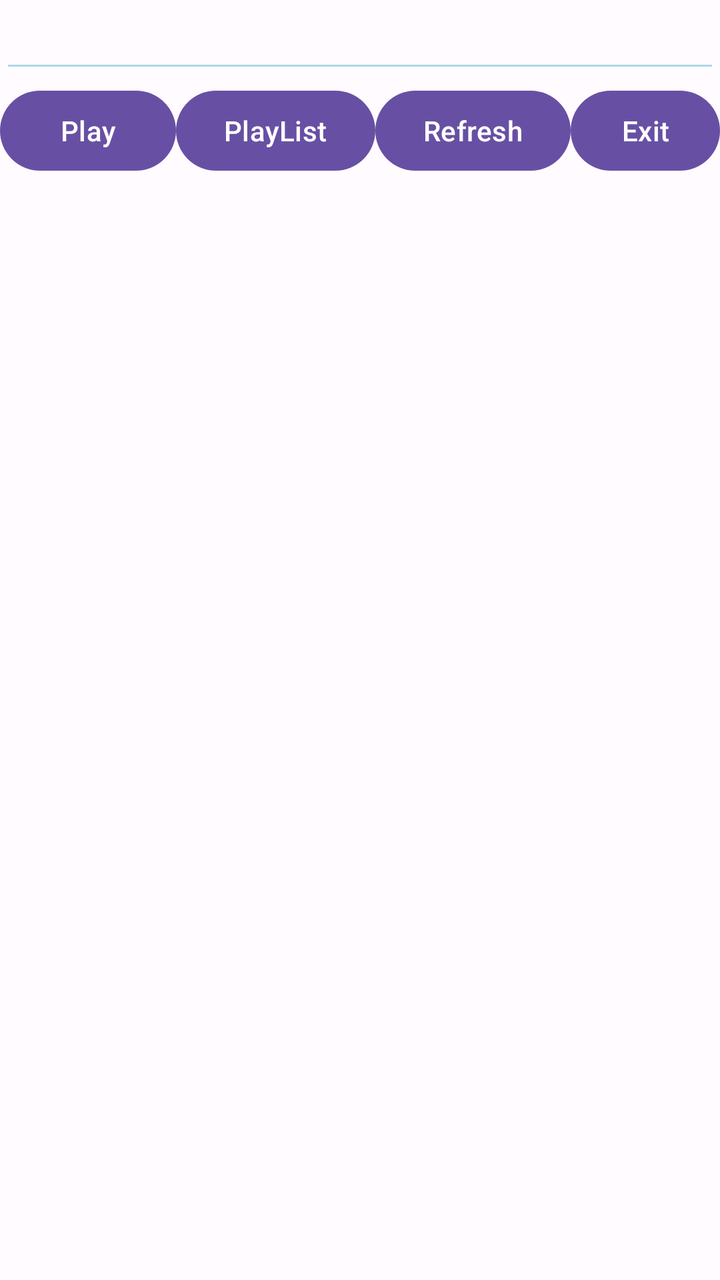
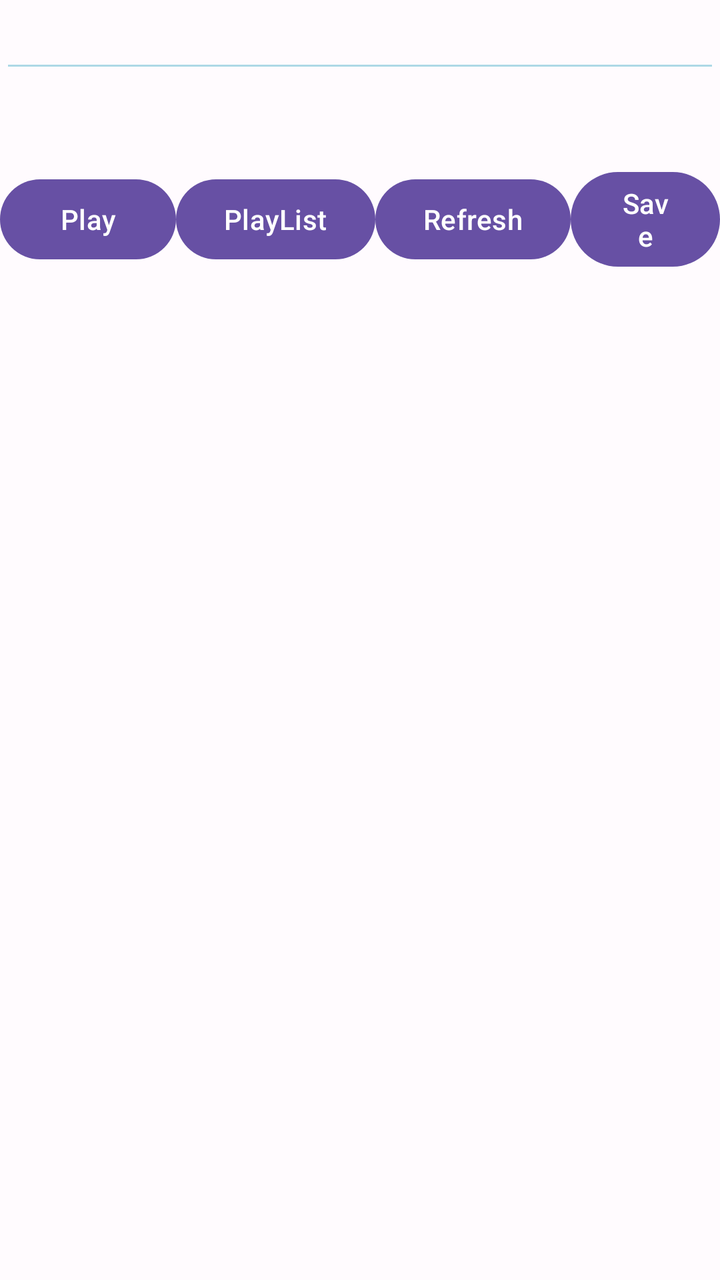

Two renders of the same Android screen: before a commit and after it. Below are the layout's source before the change and the commit's diff.
<!-- AndroidManifest.xml: application theme AppTheme -->
<!-- res/layout/activity_main.xml -->
<?xml version="1.0" encoding="utf-8"?>
<LinearLayout
    xmlns:android="http://schemas.android.com/apk/res/android"
    xmlns:app="http://schemas.android.com/apk/res-auto"
    xmlns:tools="http://schemas.android.com/tools"
    android:id="@+id/layout_main"
    android:layout_width="match_parent"
    android:layout_height="match_parent"
    android:orientation="vertical"
    android:gravity="top">

    <EditText
      android:id="@+id/edit_url"
      android:backgroundTint="@color/lightBlue"
      android:layout_width="fill_parent"
      android:layout_height="wrap_content" />
      
    <LinearLayout
        android:layout_width="match_parent"
        android:layout_height="wrap_content"
        android:orientation="horizontal"
        android:gravity="center">
      
        <Button android:id="@+id/button_play"
          android:layout_width="wrap_content"
          android:layout_height="wrap_content"
          android:text="Play" />
		  
		    <Button android:id="@+id/button_playlist"
          android:layout_width="wrap_content"
          android:layout_height="wrap_content"
          android:text="PlayList" />
          
        <Button android:id="@+id/button_refresh"
          android:layout_width="wrap_content"
          android:layout_height="wrap_content"
          android:text="Refresh" />
          
        <Button android:id="@+id/button_exit"
          android:layout_width="wrap_content"
          android:layout_height="wrap_content"
          android:text="Exit" />
          
    </LinearLayout>
    
    <LinearLayout
        android:layout_width="match_parent"
        android:layout_height="match_parent"
        android:orientation="vertical"
        android:gravity="center">
      
        <androidx.recyclerview.widget.RecyclerView
          android:id="@+id/recyclerView"
          android:layout_width="match_parent"
          android:layout_height="match_parent"
          tools:listitem="@layout/item_text" />
      
    </LinearLayout>  
      
    
</LinearLayout>
<!-- res/layout/item_text.xml (included above) -->
<LinearLayout
    xmlns:android="http://schemas.android.com/apk/res/android"
    android:layout_width="match_parent"
    android:layout_height="wrap_content"
    android:orientation="vertical"
    android:padding="16dp">

    <TextView
        android:id="@+id/textView"
        android:layout_width="match_parent"
        android:layout_height="wrap_content"
        android:textColor="@color/lightBlue"
        android:textSize="16sp" />
</LinearLayout>
<!-- resources referenced by this layout -->
<resources>
  <color name="lightBlue">#add8e6</color>
  <color name="md_theme_light_primary">#6750A4</color>
  <color name="md_theme_light_onPrimary">#FFFFFF</color>
  <color name="md_theme_light_primaryContainer">#EADDFF</color>
  <color name="md_theme_light_onPrimaryContainer">#21005D</color>
  <color name="md_theme_light_secondary">#625B71</color>
  <color name="md_theme_light_onSecondary">#FFFFFF</color>
  <color name="md_theme_light_secondaryContainer">#E8DEF8</color>
  <color name="md_theme_light_onSecondaryContainer">#1D192B</color>
  <color name="md_theme_light_tertiary">#7D5260</color>
  <color name="md_theme_light_onTertiary">#FFFFFF</color>
  <color name="md_theme_light_tertiaryContainer">#FFD8E4</color>
  <color name="md_theme_light_onTertiaryContainer">#31111D</color>
  <color name="md_theme_light_error">#B3261E</color>
  <color name="md_theme_light_onError">#FFFFFF</color>
  <color name="md_theme_light_errorContainer">#F9DEDC</color>
  <color name="md_theme_light_onErrorContainer">#410E0B</color>
  <color name="md_theme_light_outline">#79747E</color>
  <color name="md_theme_light_background">#FFFBFE</color>
  <color name="md_theme_light_onBackground">#1C1B1F</color>
  <color name="md_theme_light_surface">#FFFBFE</color>
  <color name="md_theme_light_onSurface">#1C1B1F</color>
  <color name="md_theme_light_surfaceVariant">#E7E0EC</color>
  <color name="md_theme_light_onSurfaceVariant">#49454F</color>
  <color name="md_theme_light_inverseSurface">#313033</color>
  <color name="md_theme_light_inverseOnSurface">#F4EFF4</color>
  <color name="md_theme_light_inversePrimary">#D0BCFF</color>
  <!-- unchanged entries left out for length: 1 -->
</resources>

<!-- the commit's change to res/layout/activity_main.xml (unified diff, before → after) -->
@@ -35,6 +35,16 @@
           android:layout_width="wrap_content"
           android:layout_height="wrap_content"
           android:text="Refresh" />
+          
+        <Button android:id="@+id/button_save"
+          android:layout_width="wrap_content"
+          android:layout_height="wrap_content"
+          android:text="Save" />
+          
+        <Button android:id="@+id/button_restore"
+          android:layout_width="wrap_content"
+          android:layout_height="wrap_content"
+          android:text="Restore" />
           
         <Button android:id="@+id/button_exit"
           android:layout_width="wrap_content"
